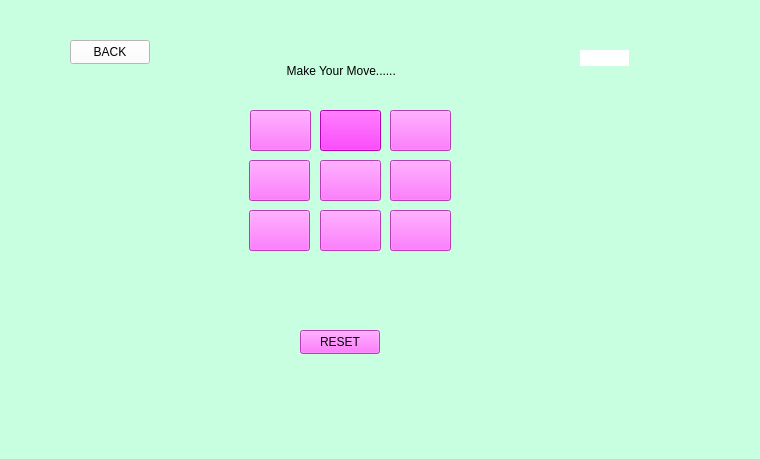
Old version of the form MindMazeMini/EightPuzzle.ui in the repository wajiha0101/DSA-project.
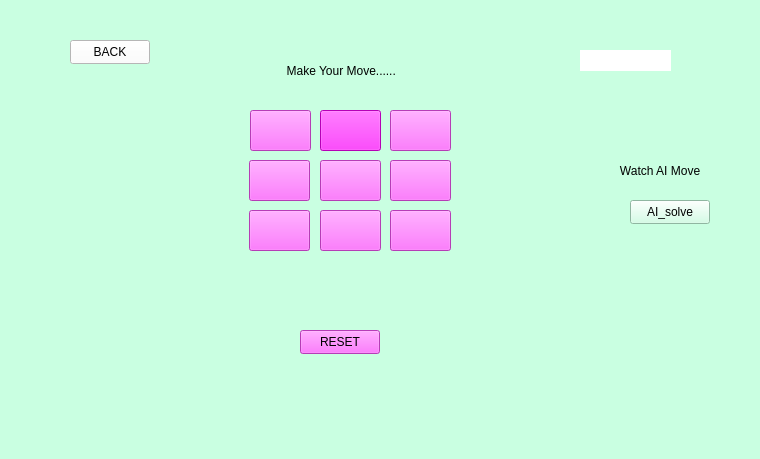
New version of the form.

```diff
--- a/MindMazeMini/EightPuzzle.ui
+++ b/MindMazeMini/EightPuzzle.ui
@@ -220,8 +220,8 @@
     <rect>
      <x>580</x>
      <y>50</y>
-     <width>49</width>
-     <height>16</height>
+     <width>91</width>
+     <height>21</height>
     </rect>
    </property>
    <property name="styleSheet">
@@ -232,6 +232,54 @@
     <string/>
    </property>
   </widget>
+  <widget class="QPushButton" name="ai_solve">
+   <property name="geometry">
+    <rect>
+     <x>630</x>
+     <y>200</y>
+     <width>80</width>
+     <height>24</height>
+    </rect>
+   </property>
+   <property name="styleSheet">
+    <string notr="true">color: rgb(0, 0, 0);</string>
+   </property>
+   <property name="text">
+    <string>AI_solve</string>
+   </property>
+  </widget>
+  <widget class="QLabel" name="Ai_lable">
+   <property name="geometry">
+    <rect>
+     <x>610</x>
+     <y>160</y>
+     <width>101</width>
+     <height>21</height>
+    </rect>
+   </property>
+   <property name="styleSheet">
+    <string notr="true">color: rgb(0, 0, 0);</string>
+   </property>
+   <property name="text">
+    <string>   Watch AI Move</string>
+   </property>
+  </widget>
+  <widget class="QLabel" name="ai_output">
+   <property name="geometry">
+    <rect>
+     <x>580</x>
+     <y>240</y>
+     <width>171</width>
+     <height>41</height>
+    </rect>
+   </property>
+   <property name="styleSheet">
+    <string notr="true">color: rgb(0, 0, 0);</string>
+   </property>
+   <property name="text">
+    <string/>
+   </property>
+  </widget>
  </widget>
  <resources/>
  <connections/>
```
